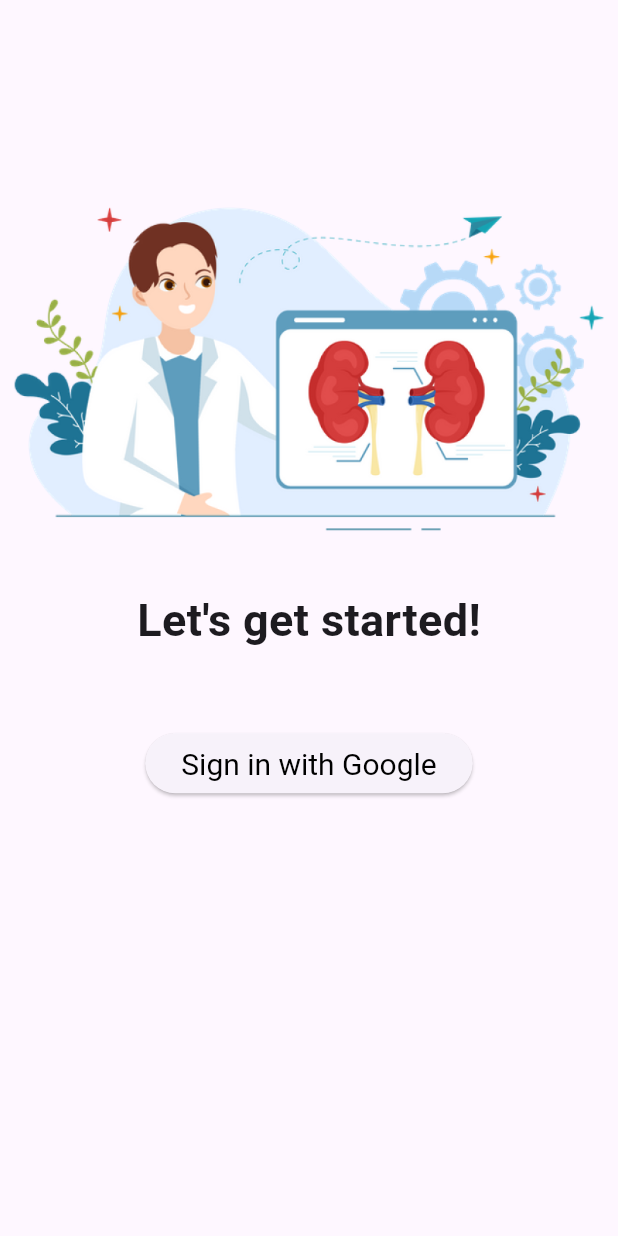
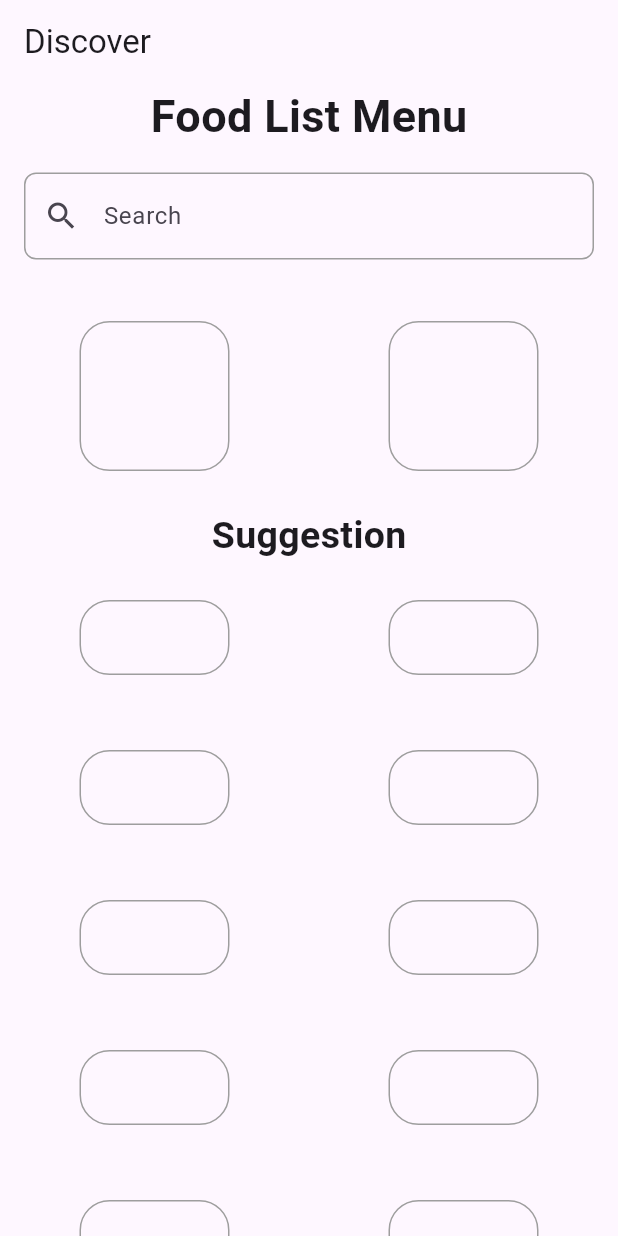
Before and after one commit to aviiciii/RenalCare, a Flutter app: the screen it shows after launch, on a phone screen of 412 x 824 dp. Run offline on Flutter 3.47's test engine with Material 3 defaults, Android fonts, the phone set to English and light mode, and no system bars; our stand-ins replace cloud_firestore, firebase_auth, firebase_core, fl_chart, get, sign_in_button; accounts and stored records are empty.

Commit message:
Discover page layout complete

```diff
--- a/renalcare/lib/main.dart
+++ b/renalcare/lib/main.dart
@@ -3,12 +3,14 @@
 // firebase
 import 'package:firebase_core/firebase_core.dart';
 import 'package:renalcare/input.dart';
+import 'package:renalcare/pages/discover.dart';
 import 'firebase_options.dart';
 
 // pages
 import 'package:renalcare/pages/login/google_sign_in.dart';
 
 import 'pages/login/1.dart';
+import 'pages/onboarding/1.dart';
 
 Future<void> main() async {
   WidgetsFlutterBinding.ensureInitialized();
@@ -30,7 +32,7 @@
       theme: ThemeData(
         primarySwatch: Colors.blue,
       ),
-      home: const login(),
+      home: const discover(),
     );
   }
 }
--- /dev/null
+++ b/renalcare/lib/pages/discover.dart
@@ -0,0 +1,225 @@
+import 'package:flutter/material.dart';
+
+class discover extends StatelessWidget {
+  const discover({super.key});
+
+  @override
+  Widget build(BuildContext context) {
+    return Scaffold(
+      appBar: AppBar(
+        title: Text('Discover'),
+      ),
+      body: SingleChildScrollView(
+        child: Column(
+          children: [
+            Center(
+              child: Text(
+                'Food List Menu',
+                style: TextStyle(
+                  fontSize: 30,
+                  fontWeight: FontWeight.bold,
+                ),
+              ),
+            ),
+            Padding(
+              padding: EdgeInsets.all(16),
+              child: Container(
+                decoration: BoxDecoration(
+                  border: Border.all(
+                    color: Colors.grey,
+                    width: 1.0,
+                  ),
+                  borderRadius: BorderRadius.circular(8.0),
+                ),
+                child: TextField(
+                  decoration: InputDecoration(
+                    labelText: 'Search',
+                    prefixIcon: Icon(Icons.search),
+                    border: InputBorder.none,
+                  ),
+                ),
+              ),
+            ),
+            Row(
+              mainAxisAlignment: MainAxisAlignment.spaceEvenly,
+              children: [
+                Container(
+                  width: 100,
+                  height: 100,
+                  decoration: BoxDecoration(
+                    borderRadius: BorderRadius.circular(20),
+                    border: Border.all(
+                      color: Colors.grey,
+                      width: 1.0,
+                    ),
+                  ),
+                ),
+                const SizedBox(height: 150),
+                Container(
+                  width: 100,
+                  height: 100,
+                  decoration: BoxDecoration(
+                    borderRadius: BorderRadius.circular(20),
+                    border: Border.all(
+                      color: Colors.grey,
+                      width: 1.0,
+                    ),
+                  ),
+                ),
+              ],
+            ),
+            Center(
+              child: Text(
+                'Suggestion',
+                style: TextStyle(
+                  fontSize: 25,
+                  fontWeight: FontWeight.bold,
+                ),
+              ),
+            ),
+            Row(
+              mainAxisAlignment: MainAxisAlignment.spaceEvenly,
+              children: [
+                Container(
+                  width: 100,
+                  height: 50,
+                  decoration: BoxDecoration(
+                    borderRadius: BorderRadius.circular(20),
+                    border: Border.all(
+                      color: Colors.grey,
+                      width: 1.0,
+                    ),
+                  ),
+                ),
+                const SizedBox(height: 100),
+                Container(
+                  width: 100,
+                  height: 50,
+                  decoration: BoxDecoration(
+                    borderRadius: BorderRadius.circular(20),
+                    border: Border.all(
+                      color: Colors.grey,
+                      width: 1.0,
+                    ),
+                  ),
+                ),
+              ],
+            ),
+            Row(
+              mainAxisAlignment: MainAxisAlignment.spaceEvenly,
+              children: [
+                Container(
+                  width: 100,
+                  height: 50,
+                  decoration: BoxDecoration(
+                    borderRadius: BorderRadius.circular(20),
+                    border: Border.all(
+                      color: Colors.grey,
+                      width: 1.0,
+                    ),
+                  ),
+                ),
+                const SizedBox(height: 100),
+                Container(
+                  width: 100,
+                  height: 50,
+                  decoration: BoxDecoration(
+                    borderRadius: BorderRadius.circular(20),
+                    border: Border.all(
+                      color: Colors.grey,
+                      width: 1.0,
+                    ),
+                  ),
+                ),
+              ],
+            ),
+            Row(
+              mainAxisAlignment: MainAxisAlignment.spaceEvenly,
+              children: [
+                Container(
+                  width: 100,
+                  height: 50,
+                  decoration: BoxDecoration(
+                    borderRadius: BorderRadius.circular(20),
+                    border: Border.all(
+                      color: Colors.grey,
+                      width: 1.0,
+                    ),
+                  ),
+                ),
+                const SizedBox(height: 100),
+                Container(
+                  width: 100,
+                  height: 50,
+                  decoration: BoxDecoration(
+                    borderRadius: BorderRadius.circular(20),
+                    border: Border.all(
+                      color: Colors.grey,
+                      width: 1.0,
+                    ),
+                  ),
+                ),
+              ],
+            ),
+            Row(
+              mainAxisAlignment: MainAxisAlignment.spaceEvenly,
+              children: [
+                Container(
+                  width: 100,
+                  height: 50,
+                  decoration: BoxDecoration(
+                    borderRadius: BorderRadius.circular(20),
+                    border: Border.all(
+                      color: Colors.grey,
+                      width: 1.0,
+                    ),
+                  ),
+                ),
+                const SizedBox(height: 100),
+                Container(
+                  width: 100,
+                  height: 50,
+                  decoration: BoxDecoration(
+                    borderRadius: BorderRadius.circular(20),
+                    border: Border.all(
+                      color: Colors.grey,
+                      width: 1.0,
+                    ),
+                  ),
+                ),
+              ],
+            ),
+            Row(
+              mainAxisAlignment: MainAxisAlignment.spaceEvenly,
+              children: [
+                Container(
+                  width: 100,
+                  height: 50,
+                  decoration: BoxDecoration(
+                    borderRadius: BorderRadius.circular(20),
+                    border: Border.all(
+                      color: Colors.grey,
+                      width: 1.0,
+                    ),
+                  ),
+                ),
+                const SizedBox(height: 100),
+                Container(
+                  width: 100,
+                  height: 50,
+                  decoration: BoxDecoration(
+                    borderRadius: BorderRadius.circular(20),
+                    border: Border.all(
+                      color: Colors.grey,
+                      width: 1.0,
+                    ),
+                  ),
+                ),
+              ],
+            ),
+          ],
+        ),
+      ),
+    );
+  }
+}
```
Also changed, not shown: renalcare/lib/firebase_options.dart, 1 other file.
